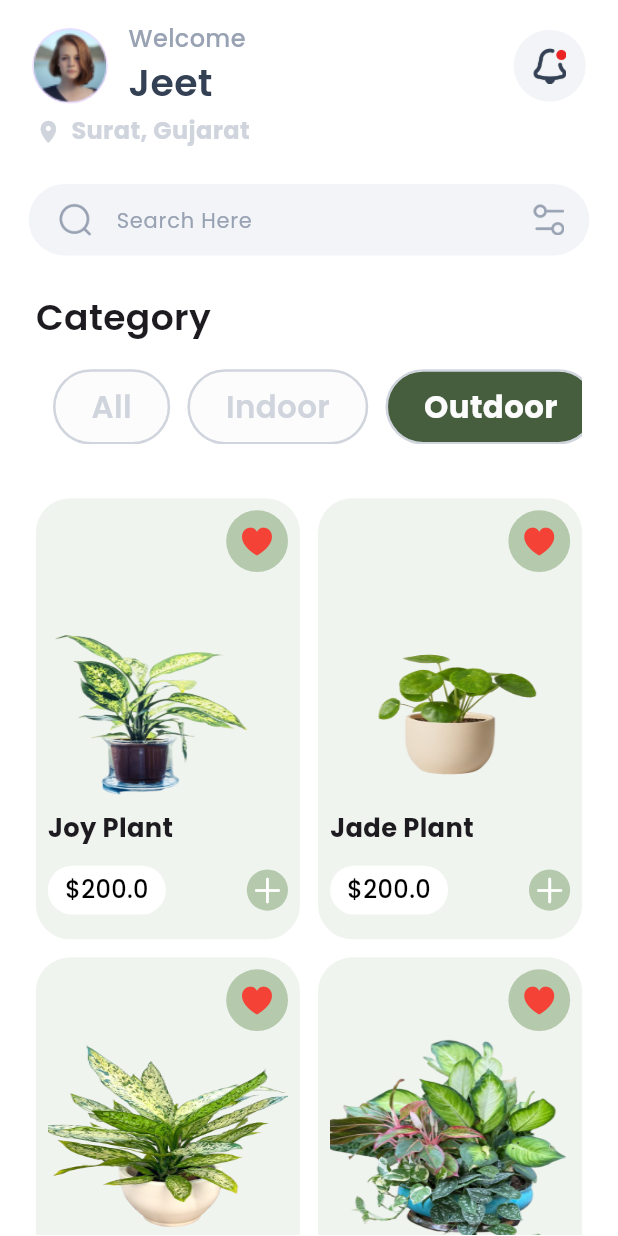
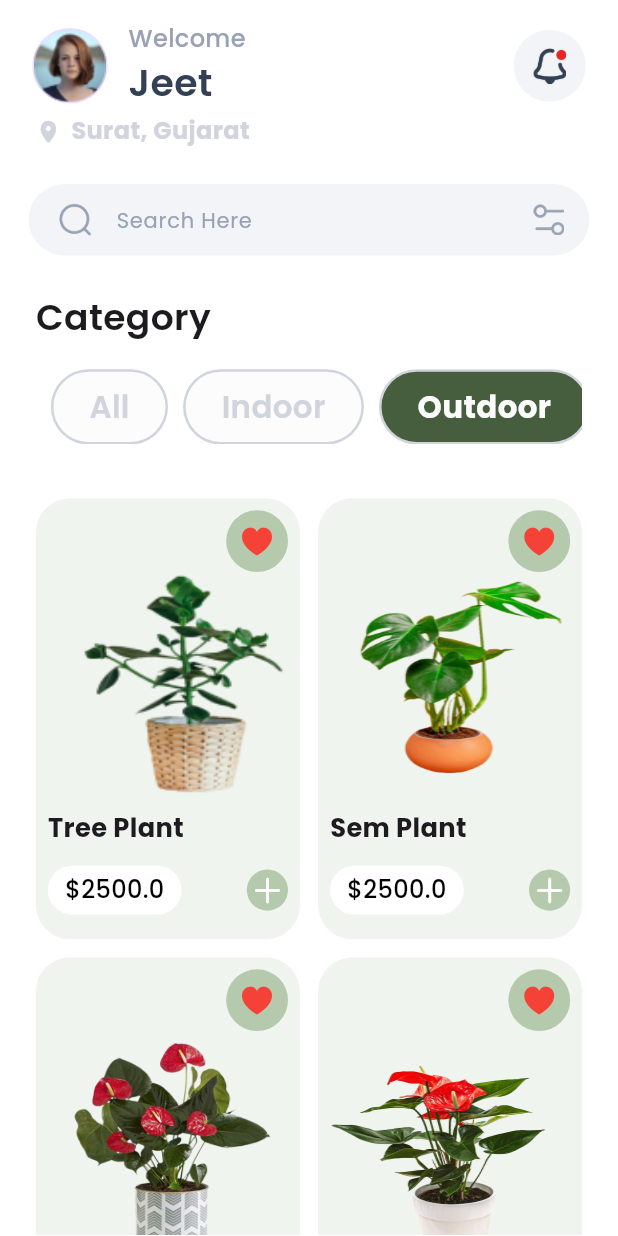
Before and after one commit to oceanmtechanshraiyani/garden_app, a Flutter app: the DashboardScreen screen opened directly, after a tap on "Indoor", after a tap on "Outdoor", on a phone screen of 412 x 824 dp. Run offline on Flutter 3.47's test engine with Material 3 defaults, Android fonts, the phone set to English and light mode, and no system bars; our stand-ins replace flutter_screenutil, get, google_fonts; missing offline and left inert: qr_code_scanner, shape_of_view_null_safe.

Commit message:
chages isuee fix

```diff
--- a/lib/model/models.dart
+++ b/lib/model/models.dart
@@ -1,9 +1,21 @@
 import 'package:flutter/material.dart';
+
+class CategoryModel {
+  final int index;
+  final String name;
+
+  CategoryModel({
+    required this.index,
+    required this.name,
+  });
+}
+
+
 
 class Product {
   final int id;
   final String name;
-  final String category;
+  final int category;
   final String image;
   final String image1;
   final String description;
--- a/lib/model/my_product.dart
+++ b/lib/model/my_product.dart
@@ -3,11 +3,17 @@ import 'package:flutter/material.dart';
 import 'package:garden_app/model/models.dart';
 
 class Myproducts {
+  static List<CategoryModel> categoryList = [
+    CategoryModel(index: 0, name: 'All'),
+    CategoryModel(index: 1, name: 'Indoor'),
+    CategoryModel(index: 2, name: 'Outdoor'),
+    CategoryModel(index: 3, name: 'Cactus'),
+  ];
   static List<Product> allProducts = [
     Product(
       id: 1,
       name: 'Jade Plant',
-      category: 'All',
+      category: 1,
       image: 'assets/splash.png',
       description:
           "The String of Pearls is a geopolitical hypothesis proposed by United States political researchers in 2004. The term refers to the network of Chinese military and commercial facilities and relationships  The term refers to the network of Chinese military and commercial The term refers to the network of Chinese military and commercial The term refers to the network of Chinese military and commercial",
@@ -23,7 +29,7 @@ class Myproducts {
     Product(
       id: 1,
       name: 'Tree Plant',
-      category: 'All',
+      category: 2,
       image: 'assets/two.png',
       description:
           "The String of Pearls is a geopolitical hypothesis proposed by United States political researchers in 2004. The term refers to the network of Chinese military and commercial facilities and relationships  The term refers to the network of Chinese military and commercial The term refers to the network of Chinese military and commercial The term refers to the network of Chinese military and commercial",
@@ -39,7 +45,7 @@ class Myproducts {
     Product(
       id: 1,
       name: 'Opee Plant',
-      category: 'All',
+      category: 3,
       image: 'assets/indoor/3.png',
       description:
           "The String of Pearls is a geopolitical hypothesis proposed by United States political researchers in 2004. The term refers to the network of Chinese military and commercial facilities and relationships  The term refers to the network of Chinese military and commercial The term refers to the network of Chinese military and commercial The term refers to the network of Chinese military and commercial",
@@ -55,7 +61,7 @@ class Myproducts {
     Product(
       id: 1,
       name: 'Sem Plant',
-      category: 'All',
+      category: 2,
       image: 'assets/splash.png',
       description:
           "The String of Pearls is a geopolitical hypothesis proposed by United States political researchers in 2004. The term refers to the network of Chinese military and commercial facilities and relationships  The term refers to the network of Chinese military and commercial The term refers to the network of Chinese military and commercial The term refers to the network of Chinese military and commercial",
@@ -71,7 +77,7 @@ class Myproducts {
     Product(
       id: 1,
       name: 'Tree Plant',
-      category: 'All',
+      category: 3,
       image: 'assets/two.png',
       description:
           "The String of Pearls is a geopolitical hypothesis proposed by United States political researchers in 2004. The term refers to the network of Chinese military and commercial facilities and relationships  The term refers to the network of Chinese military and commercial The term refers to the network of Chinese military and commercial The term refers to the network of Chinese military and commercial",
@@ -87,12 +93,12 @@ class Myproducts {
     Product(
       id: 1,
       name: 'Ocean Plant',
-      category: 'All',
+      category: 2,
       image: 'assets/indoor/3.png',
       description:
           "The String of Pearls is a geopolitical hypothesis proposed by United States political researchers in 2004. The term refers to the network of Chinese military and commercial facilities and relationships  The term refers to the network of Chinese military and commercial The term refers to the network of Chinese military and commercial The term refers to the network of Chinese military and commercial",
       price: 2500,
-      quantity: 1,
+      quantity: 3,
       icon: const CircleAvatar(
         backgroundColor: Color(0xffB5C9AD),
         radius: 12,
@@ -100,13 +106,10 @@ class Myproducts {
       ),
       image1: 'assets/starrate.png',
     ),
-  ];
-
-  static List<Product> allindoorproduct = [
-    Product(
+      Product(
       id: 1,
       name: 'Jade Plant',
-      category: 'All',
+      category: 2,
       image: 'assets/indoor/1.png',
       description:
           "Flamingo flowers are tropical plants native to South America, known for their vibrant red, heart-shaped flowers, which are actually modified leaves called spathes. The true flowers are tiny and grow on a stalk called the spadix, which protrudes from the center of the spathe Flamingo flowers come in a variety of colors, including pink, white, and purple, but red is the most common.",
@@ -122,7 +125,75 @@ class Myproducts {
     Product(
       id: 1,
       name: 'Indoor Plant',
-      category: 'All',
+      category: 1,
+      image: 'assets/indoor/2.png',
+      description:
+          "Flamingo flowers are tropical plants native to South America, known for their vibrant red, heart-shaped flowers, which are actually modified leaves called spathes. The true flowers are tiny and grow on a stalk called the spadix, which protrudes from the center of the spathe Flamingo flowers come in a variety of colors, including pink, white, and purple, but red is the most common.",
+      price: 200,
+      quantity: 3,
+      icon: const CircleAvatar(
+        backgroundColor: Color(0xffB5C9AD),
+        radius: 12,
+        child: Icon(CupertinoIcons.add, color: Colors.white),
+      ),
+      image1: 'assets/starrate.png',
+    ),
+    Product(
+      id: 1,
+      name: 'Sam Plant',
+      category: 2,
+      image: 'assets/indoor/3.png',
+      description:
+          "Flamingo flowers are tropical plants native to South America, known for their vibrant red, heart-shaped flowers, which are actually modified leaves called spathes. The true flowers are tiny and grow on a stalk called the spadix, which protrudes from the center of the spathe Flamingo flowers come in a variety of colors, including pink, white, and purple, but red is the most common.",
+      price: 200,
+      quantity: 1,
+      icon: const CircleAvatar(
+        backgroundColor: Color(0xffB5C9AD),
+        radius: 12,
+        child: Icon(CupertinoIcons.add, color: Colors.white),
+      ),
+      image1: 'assets/starrate.png',
+    ),
+    Product(
+      id: 1,
+      name: 'Lim Plant',
+      category: 1,
+      image: 'assets/indoor/4.png',
+      description:
+          "Flamingo flowers are tropical plants native to South America, known for their vibrant red, heart-shaped flowers, which are actually modified leaves called spathes. The true flowers are tiny and grow on a stalk called the spadix, which protrudes from the center of the spathe Flamingo flowers come in a variety of colors, including pink, white, and purple, but red is the most common.",
+      price: 500,
+      quantity: 1,
+      icon: const CircleAvatar(
+        backgroundColor: Color(0xffB5C9AD),
+        radius: 12,
+        child: Icon(CupertinoIcons.add, color: Colors.white),
+      ),
+      image1: 'assets/starrate.png',
+    ),
+
+  ];
+/*
+  static List<Product> allindoorproduct = [
+    Product(
+      id: 1,
+      name: 'Jade Plant',
+      category: 2,
+      image: 'assets/indoor/1.png',
+      description:
+          "Flamingo flowers are tropical plants native to South America, known for their vibrant red, heart-shaped flowers, which are actually modified leaves called spathes. The true flowers are tiny and grow on a stalk called the spadix, which protrudes from the center of the spathe Flamingo flowers come in a variety of colors, including pink, white, and purple, but red is the most common.",
+      price: 200,
+      quantity: 1,
+      icon: const CircleAvatar(
+        backgroundColor: Color(0xffB5C9AD),
+        radius: 12,
+        child: Icon(CupertinoIcons.add, color: Colors.white),
+      ),
+      image1: 'assets/starrate.png',
+    ),
+    Product(
+      id: 1,
+      name: 'Indoor Plant',
+      category: 2,
       image: 'assets/indoor/2.png',
       description:
           "Flamingo flowers are tropical plants native to South America, known for their vibrant red, heart-shaped flowers, which are actually modified leaves called spathes. The true flowers are tiny and grow on a stalk called the spadix, which protrudes from the center of the spathe Flamingo flowers come in a variety of colors, including pink, white, and purple, but red is the most common.",
@@ -138,7 +209,7 @@ class Myproducts {
     Product(
       id: 1,
       name: 'Sam Plant',
-      category: 'All',
+      category: 2,
       image: 'assets/indoor/3.png',
       description:
           "Flamingo flowers are tropical plants native to South America, known for their vibrant red, heart-shaped flowers, which are actually modified leaves called spathes. The true flowers are tiny and grow on a stalk called the spadix, which protrudes from the center of the spathe Flamingo flowers come in a variety of colors, including pink, white, and purple, but red is the most common.",
@@ -154,7 +225,7 @@ class Myproducts {
     Product(
       id: 1,
       name: 'Lim Plant',
-      category: 'All',
+      category: 2,
       image: 'assets/indoor/4.png',
       description:
           "Flamingo flowers are tropical plants native to South America, known for their vibrant red, heart-shaped flowers, which are actually modified leaves called spathes. The true flowers are tiny and grow on a stalk called the spadix, which protrudes from the center of the spathe Flamingo flowers come in a variety of colors, including pink, white, and purple, but red is the most common.",
@@ -167,13 +238,14 @@ class Myproducts {
       ),
       image1: 'assets/starrate.png',
     ),
+
   ];
 
   static List<Product> alloutdoorProducts = [
     Product(
       id: 1,
       name: 'Joy Plant',
-      category: 'All',
+      category: 2,
       image: 'assets/outdoor/1.png',
       description:
           "The plant in the image has large, oval leaves that are variegated with green and white markings. The leaves grow from a central stem and can reach up to several feet in length Place your dieffenbachia in a spot that receives bright, indirect light. Avoid direct sunlight, which can scorch the leaves of the spathe Flamingo flowers come in a variety of colors, including pink, white, and purple, but red is the most common.",
@@ -189,7 +261,7 @@ class Myproducts {
     Product(
       id: 1,
       name: 'Jade Plant',
-      category: 'All',
+      category: 2,
       image: 'assets/outdoor/2.png',
       description:
           "The plant in the image has large, oval leaves that are variegated with green and white markings. The leaves grow from a central stem and can reach up to several feet in length Place your dieffenbachia in a spot that receives bright, indirect light. Avoid direct sunlight, which can scorch the leaves of the spathe Flamingo flowers come in a variety of colors, including pink, white, and purple, but red is the most common.",
@@ -205,7 +277,7 @@ class Myproducts {
     Product(
       id: 1,
       name: 'Ken Plant',
-      category: 'All',
+      category: 2,
       image: 'assets/outdoor/3.png',
       description:
           "The plant in the image has large, oval leaves that are variegated with green and white markings. The leaves grow from a central stem and can reach up to several feet in length Place your dieffenbachia in a spot that receives bright, indirect light. Avoid direct sunlight, which can scorch the leaves of the spathe Flamingo flowers come in a variety of colors, including pink, white, and purple, but red is the most common.",
@@ -221,7 +293,7 @@ class Myproducts {
     Product(
       id: 1,
       name: 'End Plant',
-      category: 'All',
+      category: 2,
       image: 'assets/outdoor/4.png',
       description:
           "The plant in the image has large, oval leaves that are variegated with green and white markings. The leaves grow from a central stem and can reach up to several feet in length Place your dieffenbachia in a spot that receives bright, indirect light. Avoid direct sunlight, which can scorch the leaves of the spathe Flamingo flowers come in a variety of colors, including pink, white, and purple, but red is the most common.",
@@ -237,7 +309,7 @@ class Myproducts {
     Product(
       id: 1,
       name: 'Sen Plant',
-      category: 'All',
+      category: 2,
       image: 'assets/outdoor/5.png',
       description:
           "The plant in the image has large, oval leaves that are variegated with green and white markings. The leaves grow from a central stem and can reach up to several feet in length Place your dieffenbachia in a spot that receives bright, indirect light. Avoid direct sunlight, which can scorch the leaves of the spathe Flamingo flowers come in a variety of colors, including pink, white, and purple, but red is the most common.",
@@ -253,7 +325,7 @@ class Myproducts {
     Product(
       id: 1,
       name: 'John Plant',
-      category: 'All',
+      category: 2,
       image: 'assets/outdoor/6.png',
       description:
           "The plant in the image has large, oval leaves that are variegated with green and white markings. The leaves grow from a central stem and can reach up to several feet in length Place your dieffenbachia in a spot that receives bright, indirect light. Avoid direct sunlight, which can scorch the leaves of the spathe Flamingo flowers come in a variety of colors, including pink, white, and purple, but red is the most common.",
@@ -267,4 +339,5 @@ class Myproducts {
       image1: 'assets/starrate.png',
     ),
   ];
+*/
 }
--- a/lib/screens/bottom_screen/like_screen.dart
+++ b/lib/screens/bottom_screen/like_screen.dart
@@ -12,7 +12,8 @@ class _LikeScreenState extends State<LikeScreen> {
   Widget build(BuildContext context) {
     return Scaffold(
       appBar: AppBar(
-        title:  const Text('Like Screen'),
+        automaticallyImplyLeading: false,
+        title: const Text('Like Screen'),
       ),
       body: Container(),
     );
--- a/lib/screens/bottom_screen/shoping_screen.dart
+++ b/lib/screens/bottom_screen/shoping_screen.dart
@@ -12,6 +12,7 @@ class _ShopingScreenState extends State<ShopingScreen> {
   Widget build(BuildContext context) {
     return Scaffold(
       appBar: AppBar(
+        automaticallyImplyLeading: false,
         title: const Text('Shoping Screen'),
       ),
     );
--- a/lib/screens/dashboard_screen.dart
+++ b/lib/screens/dashboard_screen.dart
@@ -19,73 +19,22 @@ class DashboardScreen extends StatefulWidget {
 class _DashboardScreenState extends State<DashboardScreen> {
   TextEditingController t1 = TextEditingController();
   int isSelected = 0;
-  // int selectedBottomIocnIndex = 0;
 
   List<Product> display_grid = List.from(Myproducts.allProducts);
-  List<Product> display_grid1 = List.from(Myproducts.allindoorproduct);
-  List<Product> display_grid2 = List.from(Myproducts.alloutdoorProducts);
   void updateGrid(String value) {
-    // print("=======================${display_grid}");
-    // print("=======================${display_grid.contains(value.toLowerCase())}");
-    // if (value.isEmpty) {}
+    setState(() {
+      if (isSelected == 0) {
+        display_grid = Myproducts.allProducts
+            .where((element) => element.name.toLowerCase().contains(value.toLowerCase()))
+            .toList();
+      } else {
         display_grid = Myproducts.allProducts
             .where(
-          (element) => element.name.toLowerCase().contains(value.toLowerCase()),
-        )
-        .toList();
-    display_grid1 = Myproducts.allindoorproduct
-        .where(
-          (element) => element.name.toLowerCase().contains(value.toLowerCase()),
-        )
-        .toList();
-    display_grid2 = Myproducts.alloutdoorProducts
-        .where(
-          (element) => element.name.toLowerCase().contains(value.toLowerCase()),
-        )
+                (element) => element.name.toLowerCase().contains(value.toLowerCase()) && element.category == isSelected)
             .toList();
       }
-
-  // void updateGrid1(String value) {
-  //   display_grid = Myproducts.allProducts
-  //       .where(
-  //         (element) => element.name.toLowerCase().contains(value.toLowerCase()),
-  //       )
-  //       .toList();
-  //   display_grid1 = Myproducts.allindoorproduct
-  //       .where(
-  //         (element) => element.name.toLowerCase().contains(value.toLowerCase()),
-  //       )
-  //       .toList();
-  //   display_grid2 = Myproducts.alloutdoorProducts
-  //       .where(
-  //         (element) => element.name.toLowerCase().contains(value.toLowerCase()),
-  //       )
-  //       .toList();
-  // }
-
-  // void updateGrid2(String value) {
-  //   display_grid = Myproducts.allProducts
-  //       .where(
-  //         (element) => element.name.toLowerCase().contains(value.toLowerCase()),
-  //       )
-  //       .toList();
-  //   display_grid1 = Myproducts.allindoorproduct
-  //       .where(
-  //         (element) => element.name.toLowerCase().contains(value.toLowerCase()),
-  //       )
-  //       .toList();
-  //   display_grid2 = Myproducts.alloutdoorProducts
-  //       .where(
-  //         (element) => element.name.toLowerCase().contains(value.toLowerCase()),
-  //       )
-  //       .toList();
-  // }
-
-  // void _onItemTapped(int index) {
-  //   setState(() {
-  //     selectedBottomIocnIndex = index;
-  //   });
-  // }
+    });
+  }
 
   @override
   Widget build(BuildContext context) {
@@ -206,15 +155,6 @@ class _DashboardScreenState extends State<DashboardScreen> {
       ),
       child: TextField(
         onChanged: (value) => updateGrid(value),
-        // {
-
-        // print(value);
-        // isSelected == 0
-        //     ? updateGrid(value)
-        //     : isSelected == 1
-        //         ? updateGrid(value)
-        //         : updateGrid(value);
-        // },
         onTap: () => FocusScope.of(context).unfocus,
         cursorColor: const Color(0xff475E3E),
         controller: t1,
@@ -260,40 +200,29 @@ class _DashboardScreenState extends State<DashboardScreen> {
         SizedBox(height: 15.h),
         SizedBox(
             height: 42.h,
-          child: ListView(
+            child: ListView.builder(
               scrollDirection: Axis.horizontal,
-            children: [
-              SizedBox(width: 10.w),
-              _categories(index: 0, name: 'All'),
-              SizedBox(width: 10.w),
-              _categories(index: 1, name: 'Indoor'),
-              SizedBox(width: 10.w),
-              _categories(index: 2, name: 'Outdoor'),
-              SizedBox(width: 10.w),
-              _categories(index: 3, name: 'Cactus'),
-              SizedBox(width: 10.w),
-            ],
-          ),
-        ),
+              itemCount: Myproducts.categoryList.length,
+              itemBuilder: (context, index) {
+                final categoryList = Myproducts.categoryList[index];
+
+                return categoriesdata(index: index, name: categoryList.name);
+              },
+            )),
       ],
     ).marginSymmetric(horizontal: 20.0.h);
   }
 
-  Widget cardView(BuildContext context) {
-    return Expanded(
-      child: isSelected == 0
-          ? _buildAllProduct()
-          : isSelected == 1
-              ? _buildallindoorProduct()
-              : _buildoutdoorProduct(),
-    );
-  }
-
-  Widget _categories({required int index, required String name}) {
+  Widget categoriesdata({required int index, required String name}) {
     return GestureDetector(
       onTap: () => setState(
-        () => isSelected = index,
+        () {
+          isSelected = index;
+          updateGrid(t1.text);
+        },
       ),
+      child: Padding(
+        padding: const EdgeInsets.only(left: 10.0),
         child: Container(
           height: 40.h,
           padding: EdgeInsets.symmetric(horizontal: 20.0.h),
@@ -316,6 +245,27 @@ class _DashboardScreenState extends State<DashboardScreen> {
             ),
           ),
         ),
+      ),
+    );
+  }
+
+  Widget cardView(BuildContext context) {
+    List<Product> productdataList = [];
+    if (isSelected != 0) {
+      productdataList.addAll(Myproducts.allProducts
+          .where(
+            (element) => element.category == isSelected,
+          )
+          .toList());
+    }
+
+    return Expanded(
+      child: _buildAllProduct(),
+      //  isSelected == 0
+      //     ? _buildAllProduct()
+      //     : isSelected == 1
+      //         ? _buildallindoorProduct()
+      //         : _buildoutdoorProduct(),
     );
   }
 
@@ -331,7 +281,7 @@ class _DashboardScreenState extends State<DashboardScreen> {
       scrollDirection: Axis.vertical,
       itemCount: display_grid.length,
       itemBuilder: (context, index) {
-        final allProducts = Myproducts.allProducts[index];
+        final allProducts = display_grid[index];
         return GestureDetector(
           onTap: () => Navigator.push(
             context,
@@ -347,59 +297,59 @@ class _DashboardScreenState extends State<DashboardScreen> {
     );
   }
 
-  Widget _buildallindoorProduct() {
-    return GridView.builder(
-      padding: EdgeInsets.all(20.h),
-      gridDelegate: SliverGridDelegateWithFixedCrossAxisCount(
-        crossAxisCount: 2,
-        childAspectRatio: (100.w / 160.h),
-        crossAxisSpacing: 12,
-        mainAxisSpacing: 12,
-      ),
-      scrollDirection: Axis.vertical,
-      itemCount: display_grid1.length,
-      itemBuilder: (context, index) {
-        final allindoorproduct = Myproducts.allindoorproduct[index];
-        return GestureDetector(
-          onTap: () => Navigator.push(
-            context,
-            MaterialPageRoute(
-              builder: (context) => DetailScreen(product: allindoorproduct),
-            ),
-          ),
-          child: ProductCard(
-            product: allindoorproduct,
-          ),
-        );
-      },
-    );
+  // Widget _buildallindoorProduct() {
+  //   return GridView.builder(
+  //     padding: EdgeInsets.all(20.h),
+  //     gridDelegate: SliverGridDelegateWithFixedCrossAxisCount(
+  //       crossAxisCount: 2,
+  //       childAspectRatio: (100.w / 160.h),
+  //       crossAxisSpacing: 12,
+  //       mainAxisSpacing: 12,
+  //     ),
+  //     scrollDirection: Axis.vertical,
+  //     itemCount: display_grid1.length,
+  //     itemBuilder: (context, index) {
+  //       final allindoorproduct = Myproducts.allindoorproduct[index];
+  //       return GestureDetector(
+  //         onTap: () => Navigator.push(
+  //           context,
+  //           MaterialPageRoute(
+  //             builder: (context) => DetailScreen(product: allindoorproduct),
+  //           ),
+  //         ),
+  //         child: ProductCard(
+  //           product: allindoorproduct,
+  //         ),
+  //       );
+  //     },
+  //   );
+  // }
+
+  // Widget _buildoutdoorProduct() {
+  //   return GridView.builder(
+  //     padding: EdgeInsets.all(20.h),
+  //     gridDelegate: SliverGridDelegateWithFixedCrossAxisCount(
+  //       crossAxisCount: 2,
+  //       childAspectRatio: (100.w / 160.h),
+  //       crossAxisSpacing: 12,
+  //       mainAxisSpacing: 12,
+  //     ),
+  //     scrollDirection: Axis.vertical,
+  //     itemCount: display_grid2.length,
+  //     itemBuilder: (context, index) {
+  //       final alloutdoorProducts = Myproducts.alloutdoorProducts[index];
+  //       return GestureDetector(
+  //         onTap: () => Navigator.push(
+  //           context,
+  //           MaterialPageRoute(
+  //             builder: (context) => DetailScreen(product: alloutdoorProducts),
+  //           ),
+  //         ),
+  //         child: ProductCard(
+  //           product: alloutdoorProducts,
+  //         ),
+  //       );
+  //     },
+  //   );
+  // }
 }
-
-  Widget _buildoutdoorProduct() {
-    return GridView.builder(
-      padding: EdgeInsets.all(20.h),
-      gridDelegate: SliverGridDelegateWithFixedCrossAxisCount(
-        crossAxisCount: 2,
-        childAspectRatio: (100.w / 160.h),
-        crossAxisSpacing: 12,
-        mainAxisSpacing: 12,
-      ),
-      scrollDirection: Axis.vertical,
-      itemCount: display_grid2.length,
-      itemBuilder: (context, index) {
-        final alloutdoorProducts = Myproducts.alloutdoorProducts[index];
-        return GestureDetector(
-          onTap: () => Navigator.push(
-            context,
-            MaterialPageRoute(
-              builder: (context) => DetailScreen(product: alloutdoorProducts),
-            ),
-          ),
-          child: ProductCard(
-            product: alloutdoorProducts,
-          ),
-        );
-      },
-    );
-  }
-}
--- a/lib/screens/splash_screen.dart
+++ b/lib/screens/splash_screen.dart
@@ -18,7 +18,6 @@ class SplashScreen extends StatelessWidget {
           title(),
           SizedBox(height: 14.h),
           mybutton(),
-          // SizedBox(height: 5.h)
         ],
       ),
     );
--- a/lib/widgets/profile_screen.dart
+++ b/lib/widgets/profile_screen.dart
@@ -15,7 +15,8 @@ class _ProfileScreenState extends State<ProfileScreen> {
   Widget build(BuildContext context) {
     return Scaffold(
       appBar: AppBar(
-        leading: IconButton(onPressed: () => Navigator.pop(context), icon: const Icon(Icons.arrow_back)),
+        automaticallyImplyLeading: false,
+        // leading: IconButton(onPressed: () => Navigator.pop(context), icon: const Icon(Icons.arrow_back)),
         title: const Text('Profile'),
       ),
       body: Container(
```
Also changed, not shown: 1 other file. Lines whose indentation alone changed are shown as unchanged.
